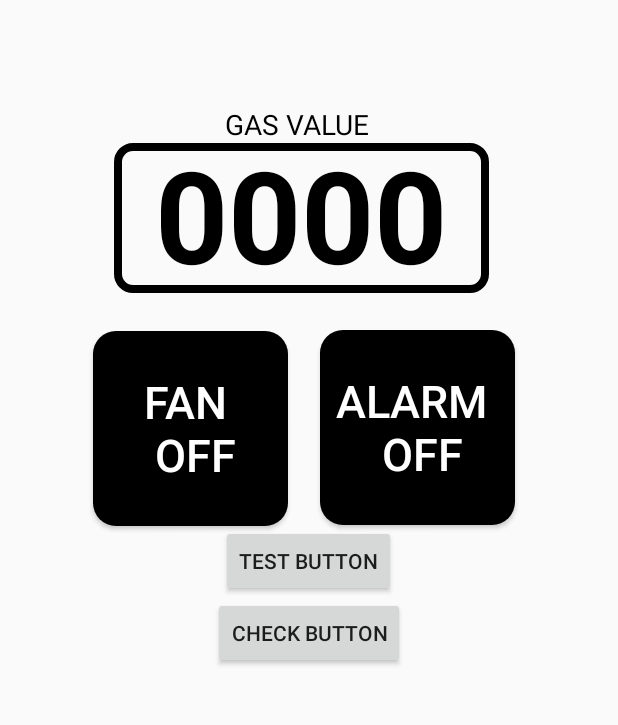
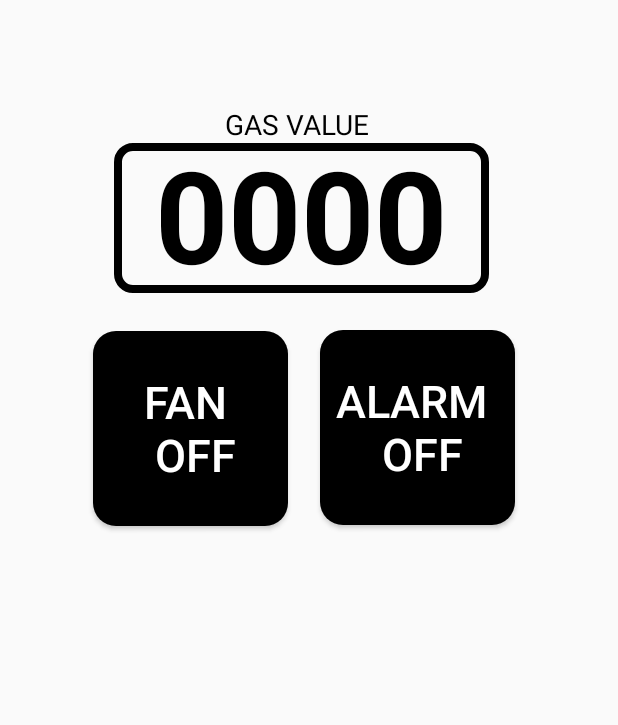
Before and after one commit to castreld/SIAGA, an Android app: the screen it shows after launch (MainActivity), on a phone screen of 412 x 824 dp, the part 456-1181 px from its top. Run offline under Robolectric (Android 15) with nearby library versions, the phone set to English and light mode, and no system bars.

```diff
--- a/app/src/main/res/layout/activity_main.xml
+++ b/app/src/main/res/layout/activity_main.xml
@@ -91,26 +91,5 @@
         android:textColor="@color/white"
         android:textAlignment="center"/>
 
-    <LinearLayout
-        android:layout_width="wrap_content"
-        android:layout_height="wrap_content"
-        android:orientation="vertical"
-        android:layout_gravity="center">
-
-        <Button
-            android:id="@+id/testButton"
-            android:layout_width="wrap_content"
-            android:layout_height="wrap_content"
-            android:text="TEST BUTTON"
-            android:layout_gravity="center" />
-
-        <Button
-            android:id="@+id/checkButton"
-            android:layout_width="wrap_content"
-            android:layout_height="wrap_content"
-            android:text="CHECK BUTTON"
-            android:layout_gravity="center"/>
-
-    </LinearLayout>
 
 </LinearLayout>
```
